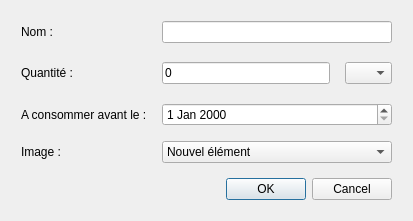
First picture: the form in fenetreajoutingredient.ui, repository ACoupat/Refrigestion, before the edit.
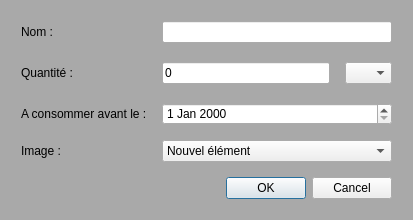
Second picture: the form after the edit.

What changed in the file:
```diff
--- a/fenetreajoutingredient.ui
+++ b/fenetreajoutingredient.ui
@@ -13,6 +13,12 @@
   <property name="windowTitle">
    <string>Dialog</string>
   </property>
+  <property name="styleSheet">
+   <string notr="true">QDialog
+{
+	background-color: darkgray;
+}</string>
+  </property>
   <layout class="QGridLayout" name="gridLayout_3">
    <item row="0" column="0">
     <layout class="QGridLayout" name="gridLayout">
```
Left out of the diff: 7 changed lines with no effect on the pictures.
